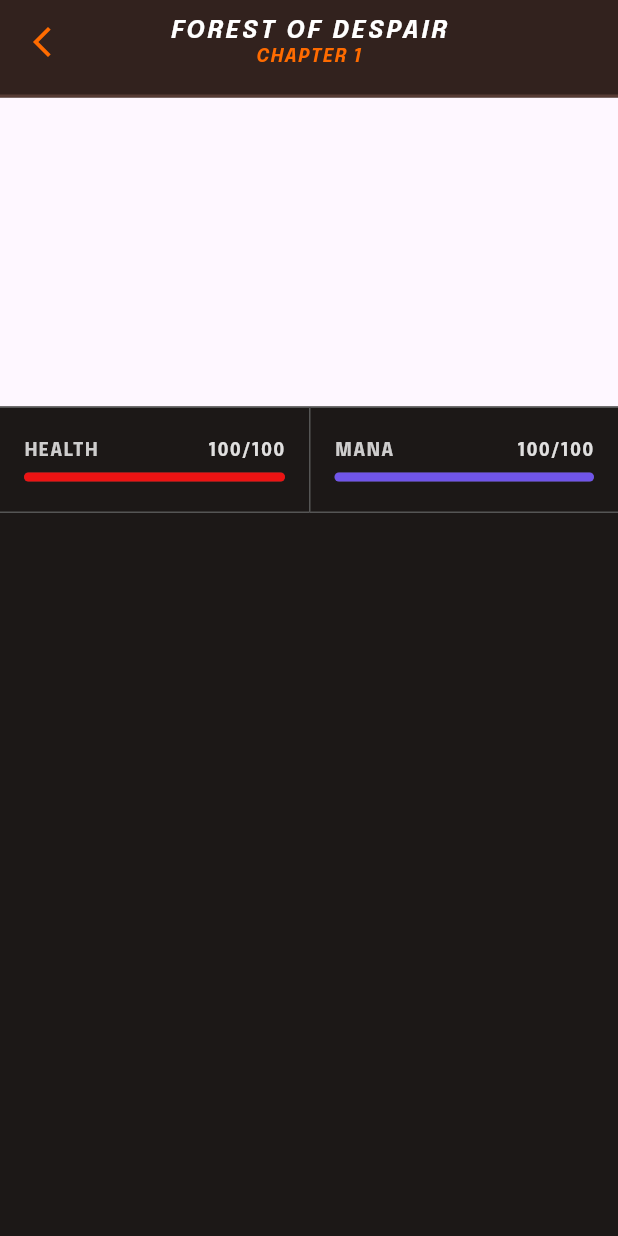
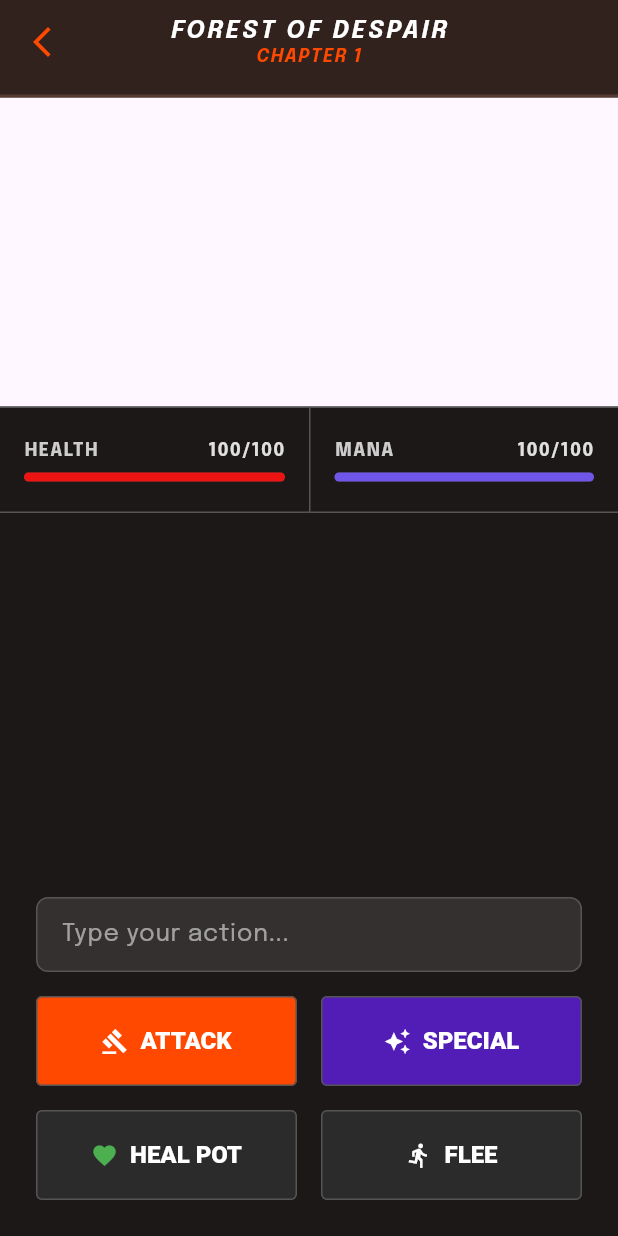
Before and after one commit to Yqzi/AdventureGame, a Flutter app: the GamePage screen opened directly, on a phone screen of 412 x 824 dp. Run offline on Flutter 3.47's test engine with Material 3 defaults, Android fonts, the phone set to English and light mode, and no system bars; our stand-ins replace dotted_border, equatable, flutter_bloc, font_awesome_flutter, google_fonts.

Commit message:
game screen UI complete 1

```diff
--- a/lib/colors.dart
+++ b/lib/colors.dart
@@ -3,4 +3,5 @@ import 'package:flutter/material.dart';
 const borderGrey = Color.fromARGB(255, 85, 85, 85);
 const backgroundDark = Color(0xFF0D0A09);
 const brownBackground = Color.fromARGB(234, 37, 21, 16);
-const orangeText = Color(0xFFFF6B00);
+const orangeText = Color.fromARGB(255, 255, 72, 0);
+const purpleSpecial = const Color.fromARGB(255, 82, 28, 182);
--- a/lib/components/buttons.dart
+++ b/lib/components/buttons.dart
@@ -4,7 +4,8 @@ import 'package:tes/colors.dart';
 OutlinedButton customOutlinedButton({
   required String title,
   required VoidCallback onpressed,
-  IconData? icon,
+  Widget? icon,
+  bool glow = false,
   double fontsize = 20,
   double height = 60,
   double letterSpacing = 0,
@@ -14,7 +15,7 @@ OutlinedButton customOutlinedButton({
     shape: RoundedRectangleBorder(borderRadius: BorderRadius.circular(4)),
     side: BorderSide(color: borderGrey),
     backgroundColor: color,
-    shadowColor: color,
+    shadowColor: glow ? color : null,
     elevation: 12,
     fixedSize: Size(0, height),
     splashFactory: NoSplash.splashFactory,
@@ -23,10 +24,7 @@ OutlinedButton customOutlinedButton({
   child: Row(
     mainAxisAlignment: MainAxisAlignment.center,
     children: [
-      if (icon != null)
-        Icon(icon, color: Colors.white)
-      else
-        const SizedBox.shrink(),
+      icon ?? const SizedBox.shrink(),
       SizedBox(width: icon != null ? 8 : 0),
       Text(
         title,
--- a/lib/pages/game_page.dart
+++ b/lib/pages/game_page.dart
@@ -1,6 +1,8 @@
 import 'package:flutter/material.dart';
+import 'package:font_awesome_flutter/font_awesome_flutter.dart';
 import 'package:google_fonts/google_fonts.dart';
 import 'package:tes/colors.dart';
+import 'package:tes/components/buttons.dart';
 import 'package:tes/components/stat_bar.dart';
 import 'package:tes/components/top_bar.dart';
 
@@ -17,7 +19,11 @@ class GamePage extends StatelessWidget {
     int health = 100;
     int mana = 100;
 
-    return Scaffold(
+    return GestureDetector(
+      onTap: () {
+        FocusScope.of(context).unfocus();
+      },
+      child: Scaffold(
         // Temporary static title
         appBar: TopBar(
           title: 'FOREST OF DESPAIR',
@@ -150,7 +156,12 @@ class GamePage extends StatelessWidget {
                                 SizedBox(height: 6),
                                 StatBar(
                                   consumed: consumedMana,
-                                color: const Color.fromARGB(255, 112, 85, 233),
+                                  color: const Color.fromARGB(
+                                    255,
+                                    112,
+                                    85,
+                                    233,
+                                  ),
                                 ),
                               ],
                             ),
@@ -163,7 +174,84 @@ class GamePage extends StatelessWidget {
                 ),
               ),
             ),
+            Container(
+              color: Color.fromARGB(248, 22, 18, 16),
+              padding: EdgeInsets.all(24),
+              child: Column(
+                children: [
+                  Container(
+                    margin: EdgeInsets.only(bottom: 16),
+                    decoration: BoxDecoration(
+                      color: Colors.white10,
+                      borderRadius: BorderRadius.circular(8),
+                      border: Border.all(color: borderGrey),
+                    ),
+                    child: TextField(
+                      style: GoogleFonts.epilogue(color: Colors.white),
+                      decoration: InputDecoration(
+                        hintText: 'Type your action...',
+                        hintStyle: GoogleFonts.epilogue(color: Colors.white54),
+                        border: InputBorder.none,
+                        contentPadding: EdgeInsets.symmetric(
+                          horizontal: 16,
+                          vertical: 12,
+                        ),
+                      ),
+                      cursorColor: orangeText,
+                    ),
+                  ),
+                  Row(
+                    mainAxisAlignment: MainAxisAlignment.center,
+                    spacing: 16,
+                    children: [
+                      Expanded(
+                        child: customOutlinedButton(
+                          icon: Icon(Icons.gavel, color: Colors.white),
+                          color: orangeText,
+                          title: 'ATTACK',
+                          fontsize: 16,
+                          onpressed: () {},
+                        ),
+                      ),
+                      Expanded(
+                        child: customOutlinedButton(
+                          icon: Icon(Icons.auto_awesome, color: Colors.white),
+                          color: purpleSpecial,
+                          title: 'SPECIAL',
+                          fontsize: 16,
+                          onpressed: () {},
+                        ),
+                      ),
                     ],
+                  ),
+                  SizedBox(height: 16),
+                  Row(
+                    mainAxisAlignment: MainAxisAlignment.center,
+                    spacing: 16,
+                    children: [
+                      Expanded(
+                        child: customOutlinedButton(
+                          icon: Icon(Icons.favorite, color: Colors.green),
+                          title: 'HEAL POT',
+                          fontsize: 16,
+                          onpressed: () {},
+                        ),
+                      ),
+                      Expanded(
+                        child: customOutlinedButton(
+                          icon: Icon(Icons.directions_run, color: Colors.white),
+                          title: 'FLEE',
+                          fontsize: 16,
+                          onpressed: () {},
+                        ),
+                      ),
+                    ],
+                  ),
+                ],
+              ),
+            ),
+          ],
+        ),
       ),
     );
   }
--- a/lib/pages/start_page.dart
+++ b/lib/pages/start_page.dart
@@ -138,9 +138,10 @@ class _StartPageState extends State<StartPage> {
                     width: double.infinity,
                     child: customOutlinedButton(
                       title: 'START NEW GAME',
-                      color: Color(0xFFFF6B00),
+                      color: orangeText,
+                      glow: true,
                       letterSpacing: 1,
-                      icon: Icons.style,
+                      icon: Icon(Icons.style, color: Colors.white),
                       onpressed: () {
                         Navigator.pushReplacementNamed(context, AppRouter.map);
                       },
@@ -150,6 +151,7 @@ class _StartPageState extends State<StartPage> {
                     width: double.infinity,
                     child: customOutlinedButton(
                       title: 'CONTINUE',
+                      glow: true,
                       letterSpacing: 1,
                       onpressed: () {},
                     ),
@@ -161,6 +163,7 @@ class _StartPageState extends State<StartPage> {
                       Expanded(
                         child: customOutlinedButton(
                           title: 'ARCHIVES',
+                          glow: true,
                           letterSpacing: 1,
                           fontsize: 16,
                           // Temporary redirect
@@ -175,6 +178,7 @@ class _StartPageState extends State<StartPage> {
                       Expanded(
                         child: customOutlinedButton(
                           title: 'SETTINGS',
+                          glow: true,
                           letterSpacing: 1,
                           fontsize: 16,
                           // temporary redirect
```
Lines whose indentation alone changed are shown as unchanged.
